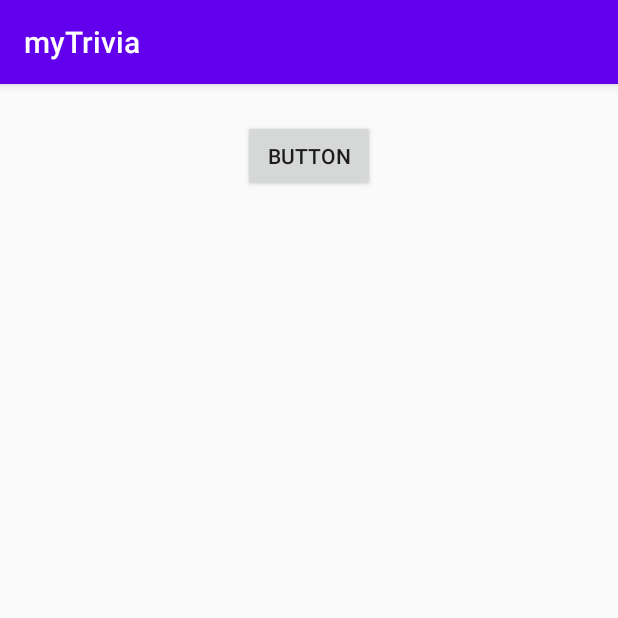
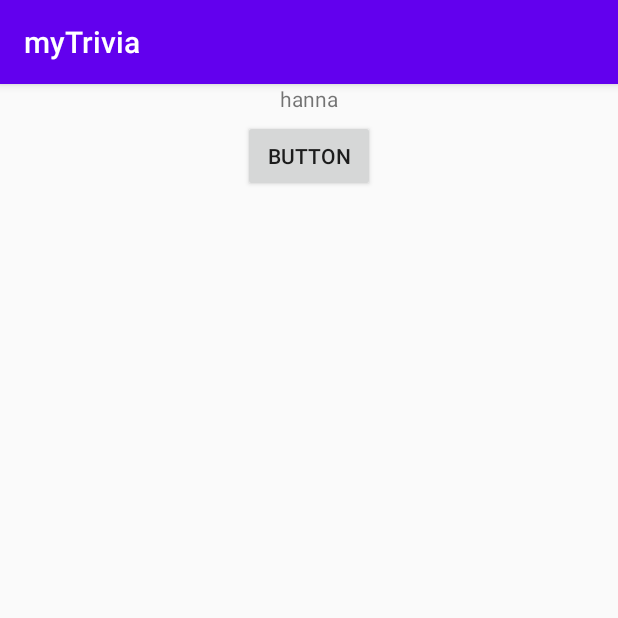
Before and after one commit to hannakatz/TriviaProject, an Android app: the screen it shows after launch (MainActivity), on a phone screen of 412 x 824 dp, the top half of it. Run offline under Robolectric (Android 15) with nearby library versions, the phone set to English and light mode, and no system bars.

Commit message:
test1
add TextView

```diff
--- a/app/src/main/res/layout/activity_main.xml
+++ b/app/src/main/res/layout/activity_main.xml
@@ -25,4 +25,12 @@
         app:layout_constraintStart_toStartOf="parent"
         app:layout_constraintTop_toTopOf="parent" />
 
+    <TextView
+        android:id="@+id/textView"
+        android:layout_width="match_parent"
+        android:layout_height="wrap_content"
+        android:gravity="center"
+        android:text="hanna"
+        tools:ignore="MissingConstraints" />
+
 </androidx.constraintlayout.widget.ConstraintLayout>
```
